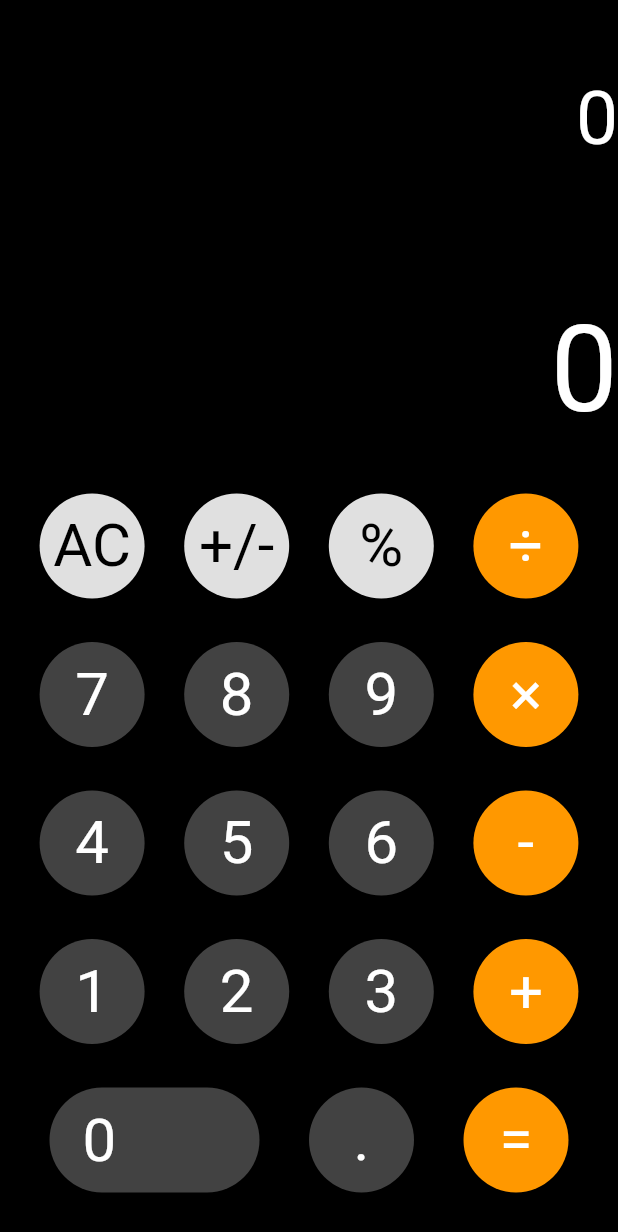
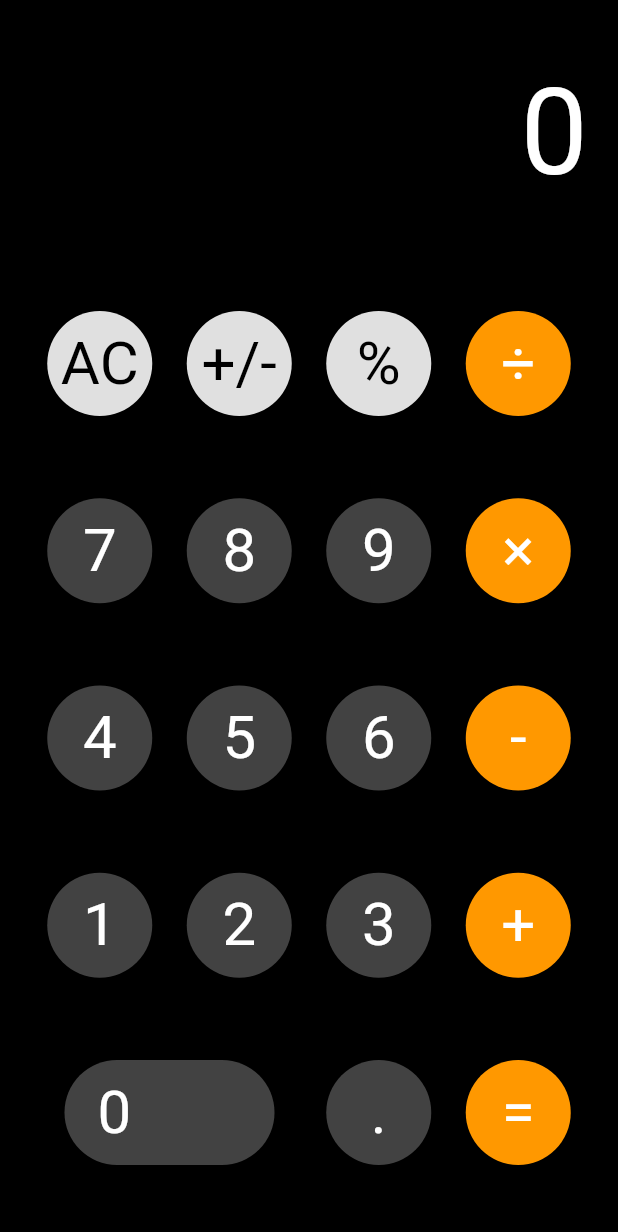
Before and after one commit to buzhun/my_cal_app, a Flutter app: the screen it shows after launch, on a phone screen of 412 x 824 dp. Shown: the top 1232 px of the screen. Run offline on Flutter 3.47's test engine with Material 2 defaults, Android fonts, the phone set to English and light mode, and no system bars.

Commit message:
fix: 支持自适应布局

```diff
--- a/lib/main.dart
+++ b/lib/main.dart
@@ -54,9 +54,13 @@ class _OptWidgetState extends State<OptWidget> {
 
   void _handleNumberBtnChanged(String val) {
     var newScreen = _screen;
-    var newEntry = entry;
+    var newEntry = entry.toList();
     var newLast = '';
     final lastIsNumber = RegExp(r'^[0-9.]+$').hasMatch(last);
+
+    if (val == '.' && last.contains('.')) {
+      return;
+    }
 
     if (last == '0' && entry.length == 1 && val != '.') {
       newScreen = val;
@@ -100,19 +104,26 @@ class _OptWidgetState extends State<OptWidget> {
         result = x / y;
         break;
     }
-    const double infinity = 1.0 / 0.0;
 
     print('result: $result');
     // 0 的除法
-    if(result == infinity){
+    if (result.isInfinite || result.isNaN) {
       return '错误';
-    } else if (result.toString().length > 8){
-      return result.toStringAsExponential(3);
+    } else if (result.toString().length > 8) {
+      // 保留小数位数 =  10 - int 类型的位数
+      return result.toString();
     } else if (result.toInt() - result == 0) {
       return result.toInt().toString();
     } else {
-      return result.toString().length > 8 ? result.toStringAsFixed(5) : result.toString();
+//      return result.toString().length > 8 ? result.toStringAsFixed(5) : result.toString();
+      return result.toString();
     }
+  }
+
+  String formatNumber(result) {
+    return result.length > 8
+        ? double.parse(result).toStringAsExponential(3)
+        : result;
   }
 
   // 计算第一个表达式
@@ -133,11 +144,24 @@ class _OptWidgetState extends State<OptWidget> {
         return _cal(_cal(expressList[0], operate1, expressList[2]), operate2,
             expressList[4]);
       }
-    }
-    else{
+    } else {
       // error
       return '';
     }
+  }
+
+  void changeLast(result) {
+    List<String> newEntry = [];
+    for (int i = 0; i < entry.length - 1; i++) {
+      newEntry[i] = entry[i];
+    }
+    newEntry.add(result);
+    setState(() {
+      _screen = formatNumber(result);
+      entry = newEntry;
+      activeBtn = '';
+      last = result;
+    });
   }
 
   void _handleOperatorBtnChanged(String val) {
@@ -153,6 +177,19 @@ class _OptWidgetState extends State<OptWidget> {
       newLast = val;
       newEntry.add(val);
       newScreen = last;
+    }
+
+    if (val == '%') {
+      final String result = (double.parse(last) / 100).toString();
+      changeLast(result);
+      return;
+    }
+
+    if (val == '+/-') {
+      final String result =
+          double.parse(last).isNegative ? last.substring(1) : '-' + last;
+      changeLast(result);
+      return;
     }
 
     final length = entry.length;
@@ -193,7 +230,7 @@ class _OptWidgetState extends State<OptWidget> {
           pushStack();
         } else {
           final String result = calExpress(entry);
-          if (result == '错误'){
+          if (result == '错误') {
             newActiveBtn = '';
             newLast = '0';
             newEntry = ['0'];
@@ -231,7 +268,7 @@ class _OptWidgetState extends State<OptWidget> {
         newEntry[entry.length - 1] = val;
         break;
       case 5:
-        final String result1 =  calExpress(entry);
+        final String result1 = calExpress(entry);
         if (val == '=') {
           // 1+2*3（=）  =>  1+ 6 => 7
           newActiveBtn = '';
@@ -277,28 +314,19 @@ class _OptWidgetState extends State<OptWidget> {
     };
 
     return Container(
+        padding: EdgeInsets.all(20),
         decoration: BoxDecoration(
           color: Colors.black,
         ),
-        child:
-            Column(mainAxisAlignment: MainAxisAlignment.spaceEvenly, children: [
+        child: SafeArea(
+            child: Flex(
+                direction: Axis.vertical,
+                mainAxisAlignment: MainAxisAlignment.end,
+                children: [
               Container(
-            width: 750.0,
-            height: 100.0,
-            padding: EdgeInsets.only(top: 50.0),
-            child: Text(
-              entry.join(''),
-              textAlign: TextAlign.right,
-              style: TextStyle(
-                color: Colors.white,
-                fontSize: 50.0,
-              ),
-            ),
-          ),
-          Container(
-            width: 750.0,
-            height: 200.0,
-            padding: EdgeInsets.only(top: 100.0),
+                alignment: Alignment.centerRight,
+                height: 160.0,
+                padding: EdgeInsets.only(bottom: 40.0 ),
                 child: Text(
                   '$_screen',
                   textAlign: TextAlign.right,
@@ -306,34 +334,46 @@ class _OptWidgetState extends State<OptWidget> {
                     color: Colors.white,
                     fontSize: 80.0,
                   ),
+                  strutStyle: StrutStyle(
+                    fontSize: 80.0,
+                    height: 1.5,
+                  ),
                 ),
               ),
               Expanded(
-              child: Column(
-                  mainAxisAlignment: MainAxisAlignment.spaceEvenly,
+                  flex: 4,
+                  child: Flex(
+                      direction: Axis.vertical,
                       children: widget.buttonLists.map((buttonList) {
-                    return Row(
-                        mainAxisAlignment: MainAxisAlignment.spaceEvenly,
+                        return Expanded(
+                            flex: 1,
+                            child: Flex(
+                                direction: Axis.horizontal,
                                 children: buttonList.map((name) {
-                          final type = RegExp(r'^[0-9.]+$').hasMatch(name)
+                                  final type =
+                                      RegExp(r'^[0-9.]+$').hasMatch(name)
                                           ? 'number'
                                           : RegExp(r"([/%])").hasMatch(name)
                                               ? 'other'
                                               : 'operate';
 
-                          return name == 'C'
+                                  return Expanded(
+                                      flex: name == '0' ? 2 : 1,
+                                      child: Center(
+                                          child: name == 'C'
                                               ? ClearBtn(
                                                   isClearAll: _screen == '0',
-                                  onChanged: _handleClearBtnChanged,
+                                                  onChanged:
+                                                      _handleClearBtnChanged,
                                                 )
                                               : BaseBtn(
                                                   name: name,
                                                   actived: activeBtn == name,
                                                   colorType: colorMap[type],
                                                   onChanged: handleMap[type],
-                                );
-                        }).toList());
+                                                )));
+                                }).toList()));
                       }).toList()))
-        ]));
+            ])));
   }
 }
```
Lines whose indentation alone changed are shown as unchanged.
